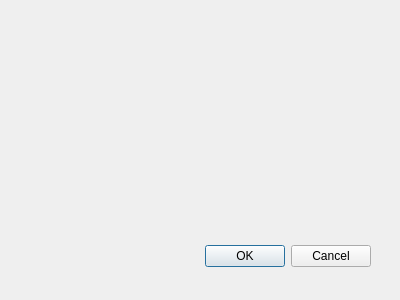
The window that Screens/Interfaces/machineSettings.ui (Practicum-Team-3/BlackHole) describes before a commit, drawn with Qt 5.
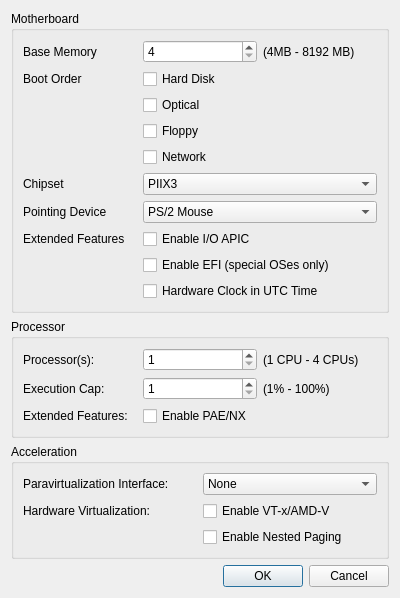
The same window after the commit.

What changed in the file:
```diff
--- a/Screens/Interfaces/machineSettings.ui
+++ b/Screens/Interfaces/machineSettings.ui
@@ -1,36 +1,330 @@
-<ui version="4.0" >
- <author></author>
- <comment></comment>
- <exportmacro></exportmacro>
- <class>Dialog</class>
- <widget class="QDialog" name="Dialog" >
-  <property name="geometry" >
+<?xml version="1.0" encoding="UTF-8"?>
+<ui version="4.0">
+ <class>MachineSettings</class>
+ <widget class="QDialog" name="MachineSettings">
+  <property name="geometry">
    <rect>
     <x>0</x>
     <y>0</y>
     <width>400</width>
-    <height>300</height>
+    <height>594</height>
    </rect>
   </property>
   <property name="windowTitle" >
    <string>Dialog</string>
   </property>
-  <widget class="QDialogButtonBox" name="buttonBox" >
-   <property name="geometry" >
-    <rect>
-     <x>30</x>
-     <y>240</y>
-     <width>341</width>
-     <height>32</height>
-    </rect>
-   </property>
-   <property name="orientation" >
-    <enum>Qt::Horizontal</enum>
-   </property>
-   <property name="standardButtons" >
-    <set>QDialogButtonBox::Cancel|QDialogButtonBox::Ok</set>
-   </property>
-  </widget>
+  <layout class="QGridLayout" name="gridLayout_2">
+   <item row="1" column="0">
+    <widget class="QGroupBox" name="groupBox_Processor">
+     <property name="title">
+      <string>Processor</string>
+     </property>
+     <layout class="QGridLayout" name="gridLayout_3">
+      <item row="0" column="0">
+       <widget class="QLabel" name="label_6">
+        <property name="text">
+         <string>Processor(s):</string>
+        </property>
+       </widget>
+      </item>
+      <item row="0" column="1">
+       <widget class="QSpinBox" name="spinBox_processors">
+        <property name="minimum">
+         <number>1</number>
+        </property>
+        <property name="maximum">
+         <number>4</number>
+        </property>
+       </widget>
+      </item>
+      <item row="1" column="0">
+       <widget class="QLabel" name="label_7">
+        <property name="text">
+         <string>Execution Cap:</string>
+        </property>
+       </widget>
+      </item>
+      <item row="1" column="1">
+       <widget class="QSpinBox" name="spinBox_executionCap">
+        <property name="minimum">
+         <number>1</number>
+        </property>
+        <property name="maximum">
+         <number>100</number>
+        </property>
+       </widget>
+      </item>
+      <item row="1" column="2">
+       <widget class="QLabel" name="label_12">
+        <property name="text">
+         <string>(1% - 100%)</string>
+        </property>
+       </widget>
+      </item>
+      <item row="2" column="0">
+       <widget class="QLabel" name="label_8">
+        <property name="text">
+         <string>Extended Features:</string>
+        </property>
+       </widget>
+      </item>
+      <item row="2" column="1" colspan="2">
+       <widget class="QCheckBox" name="checkBox_enablePAEnx">
+        <property name="text">
+         <string>Enable PAE/NX</string>
+        </property>
+       </widget>
+      </item>
+      <item row="0" column="2">
+       <widget class="QLabel" name="label_13">
+        <property name="text">
+         <string>(1 CPU - 4 CPUs)</string>
+        </property>
+       </widget>
+      </item>
+     </layout>
+    </widget>
+   </item>
+   <item row="2" column="0">
+    <widget class="QGroupBox" name="groupBox_Acceleration">
+     <property name="title">
+      <string>Acceleration</string>
+     </property>
+     <layout class="QGridLayout" name="gridLayout_4">
+      <item row="0" column="0">
+       <widget class="QLabel" name="label_9">
+        <property name="text">
+         <string>Paravirtualization Interface:</string>
+        </property>
+       </widget>
+      </item>
+      <item row="0" column="1">
+       <widget class="QComboBox" name="comboBox_paravirtInterface">
+        <item>
+         <property name="text">
+          <string>None</string>
+         </property>
+        </item>
+        <item>
+         <property name="text">
+          <string>Default</string>
+         </property>
+        </item>
+        <item>
+         <property name="text">
+          <string>Legacy</string>
+         </property>
+        </item>
+        <item>
+         <property name="text">
+          <string>Minimal</string>
+         </property>
+        </item>
+        <item>
+         <property name="text">
+          <string>Hyper-V</string>
+         </property>
+        </item>
+        <item>
+         <property name="text">
+          <string>KVM</string>
+         </property>
+        </item>
+       </widget>
+      </item>
+      <item row="1" column="0">
+       <widget class="QLabel" name="label_10">
+        <property name="text">
+         <string>Hardware Virtualization:</string>
+        </property>
+       </widget>
+      </item>
+      <item row="1" column="1">
+       <widget class="QCheckBox" name="checkBox_enableVTxAMDV">
+        <property name="text">
+         <string>Enable VT-x/AMD-V</string>
+        </property>
+       </widget>
+      </item>
+      <item row="2" column="1">
+       <widget class="QCheckBox" name="checkBox_enableNestedPaging">
+        <property name="text">
+         <string>Enable Nested Paging</string>
+        </property>
+       </widget>
+      </item>
+     </layout>
+    </widget>
+   </item>
+   <item row="3" column="0">
+    <widget class="QDialogButtonBox" name="OverlayButtonBox">
+     <property name="orientation">
+      <enum>Qt::Horizontal</enum>
+     </property>
+     <property name="standardButtons">
+      <set>QDialogButtonBox::Cancel|QDialogButtonBox::Ok</set>
+     </property>
+    </widget>
+   </item>
+   <item row="0" column="0">
+    <widget class="QGroupBox" name="groupBox_Motherboard">
+     <property name="font">
+      <font>
+       <weight>50</weight>
+       <bold>false</bold>
+      </font>
+     </property>
+     <property name="title">
+      <string>Motherboard</string>
+     </property>
+     <property name="flat">
+      <bool>false</bool>
+     </property>
+     <property name="checkable">
+      <bool>false</bool>
+     </property>
+     <layout class="QGridLayout" name="gridLayout">
+      <item row="9" column="1" colspan="2">
+       <widget class="QCheckBox" name="extFeatCheckBox_enableEFI">
+        <property name="text">
+         <string>Enable EFI (special OSes only)</string>
+        </property>
+       </widget>
+      </item>
+      <item row="1" column="0">
+       <widget class="QLabel" name="label_2">
+        <property name="text">
+         <string>Boot Order</string>
+        </property>
+       </widget>
+      </item>
+      <item row="0" column="0">
+       <widget class="QLabel" name="label">
+        <property name="text">
+         <string>Base Memory</string>
+        </property>
+       </widget>
+      </item>
+      <item row="7" column="0">
+       <widget class="QLabel" name="label_4">
+        <property name="text">
+         <string>Pointing Device</string>
+        </property>
+       </widget>
+      </item>
+      <item row="6" column="1" colspan="2">
+       <widget class="QComboBox" name="comboBox_chipset">
+        <item>
+         <property name="text">
+          <string>PIIX3</string>
+         </property>
+        </item>
+        <item>
+         <property name="text">
+          <string>ICH9</string>
+         </property>
+        </item>
+       </widget>
+      </item>
+      <item row="0" column="2">
+       <widget class="QLabel" name="label_11">
+        <property name="text">
+         <string>(4MB - 8192 MB)</string>
+        </property>
+       </widget>
+      </item>
+      <item row="8" column="1" colspan="2">
+       <widget class="QCheckBox" name="extFeatCheckbox_enableIO">
+        <property name="text">
+         <string>Enable I/O APIC</string>
+        </property>
+       </widget>
+      </item>
+      <item row="8" column="0">
+       <widget class="QLabel" name="label_5">
+        <property name="text">
+         <string>Extended Features</string>
+        </property>
+       </widget>
+      </item>
+      <item row="7" column="1" colspan="2">
+       <widget class="QComboBox" name="comboBox_pointingDevice">
+        <item>
+         <property name="text">
+          <string>PS/2 Mouse</string>
+         </property>
+        </item>
+        <item>
+         <property name="text">
+          <string>USB Tablet</string>
+         </property>
+        </item>
+        <item>
+         <property name="text">
+          <string>USB Multi-Touch Tablet</string>
+         </property>
+        </item>
+       </widget>
+      </item>
+      <item row="5" column="1" colspan="2">
+       <widget class="QCheckBox" name="bootOrderCheckbox_network">
+        <property name="text">
+         <string>Network</string>
+        </property>
+       </widget>
+      </item>
+      <item row="2" column="1" colspan="2">
+       <widget class="QCheckBox" name="bootOrderCheckbox_optical">
+        <property name="text">
+         <string>Optical</string>
+        </property>
+       </widget>
+      </item>
+      <item row="0" column="1">
+       <widget class="QSpinBox" name="spinbox_baseMemory">
+        <property name="showGroupSeparator" stdset="0">
+         <bool>true</bool>
+        </property>
+        <property name="minimum">
+         <number>4</number>
+        </property>
+        <property name="maximum">
+         <number>8192</number>
+        </property>
+       </widget>
+      </item>
+      <item row="6" column="0">
+       <widget class="QLabel" name="label_3">
+        <property name="text">
+         <string>Chipset</string>
+        </property>
+       </widget>
+      </item>
+      <item row="10" column="1" colspan="2">
+       <widget class="QCheckBox" name="extFeatCheckbox_hwClockUTCtime">
+        <property name="text">
+         <string>Hardware Clock in UTC Time</string>
+        </property>
+       </widget>
+      </item>
+      <item row="4" column="1">
+       <widget class="QCheckBox" name="bootOrderCheckBox_floppy">
+        <property name="text">
+         <string>Floppy</string>
+        </property>
+       </widget>
+      </item>
+      <item row="1" column="1">
+       <widget class="QCheckBox" name="bootOrderCheckbox_hardDisk">
+        <property name="text">
+         <string>Hard Disk</string>
+        </property>
+       </widget>
+      </item>
+     </layout>
+    </widget>
+   </item>
+  </layout>
  </widget>
  <pixmapfunction></pixmapfunction>
  <resources/>
```
Left out of the diff: 22 changed lines with no effect on the pictures.
